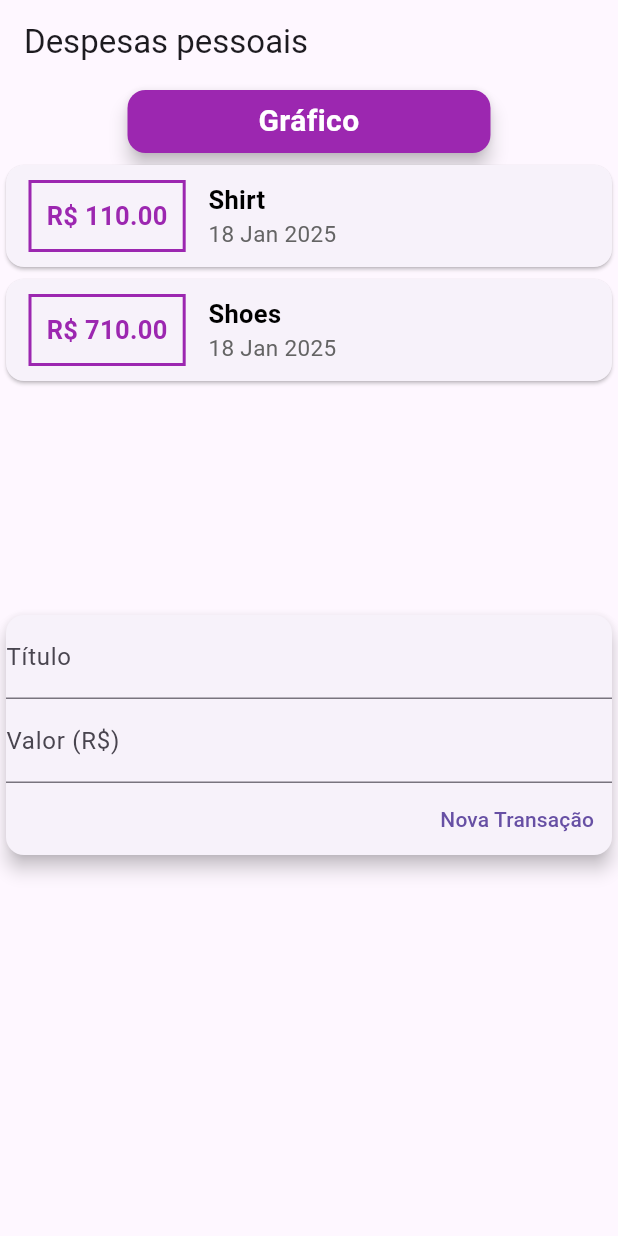
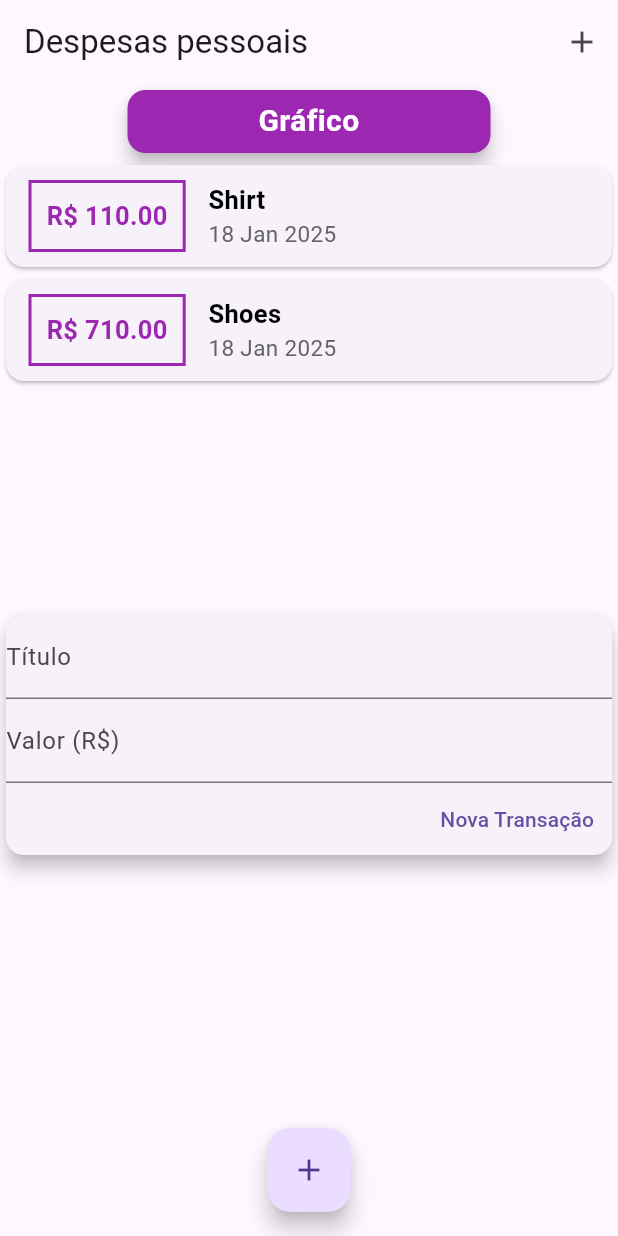
Before and after one commit to JoseLucasapp/expenses-app, a Flutter app: the screen it shows after launch, on a phone screen of 412 x 824 dp. Run offline on Flutter 3.47's test engine with Material 3 defaults, Android fonts, the phone set to English and light mode, and no system bars.

Commit message:
feat: modal button

```diff
--- a/lib/main.dart
+++ b/lib/main.dart
@@ -16,6 +16,12 @@ class MyHomePage extends StatelessWidget {
     return Scaffold(
         appBar: AppBar(
           title: Text('Despesas pessoais'),
+          actions: [
+            IconButton(
+              icon: Icon(Icons.add),
+              onPressed: () {},
+            )
+          ],
         ),
         body: SingleChildScrollView(
             child: Column(children: [
@@ -39,6 +45,11 @@ class MyHomePage extends StatelessWidget {
             ),
           ),
           TransactionUser(),
-        ])));
+        ])),
+        floatingActionButton: FloatingActionButton(
+          onPressed: () {},
+          child: Icon(Icons.add),
+        ),
+        floatingActionButtonLocation: FloatingActionButtonLocation.centerFloat);
   }
 }
```
